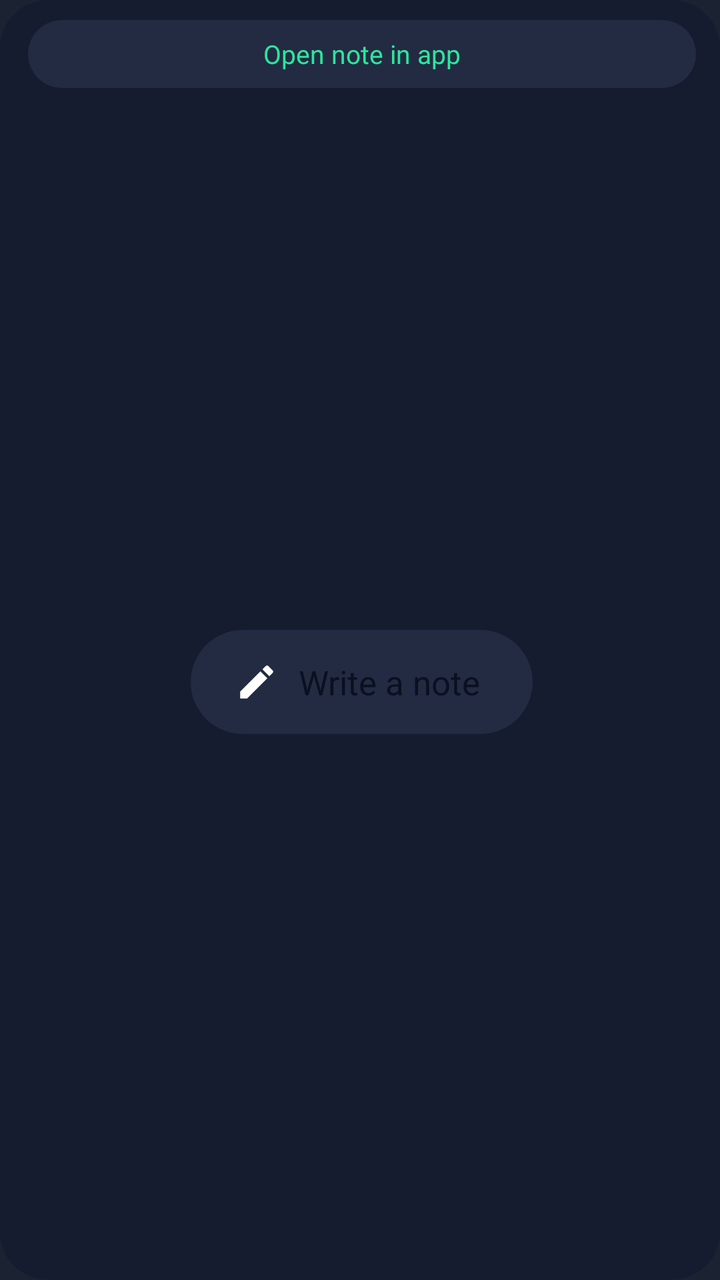
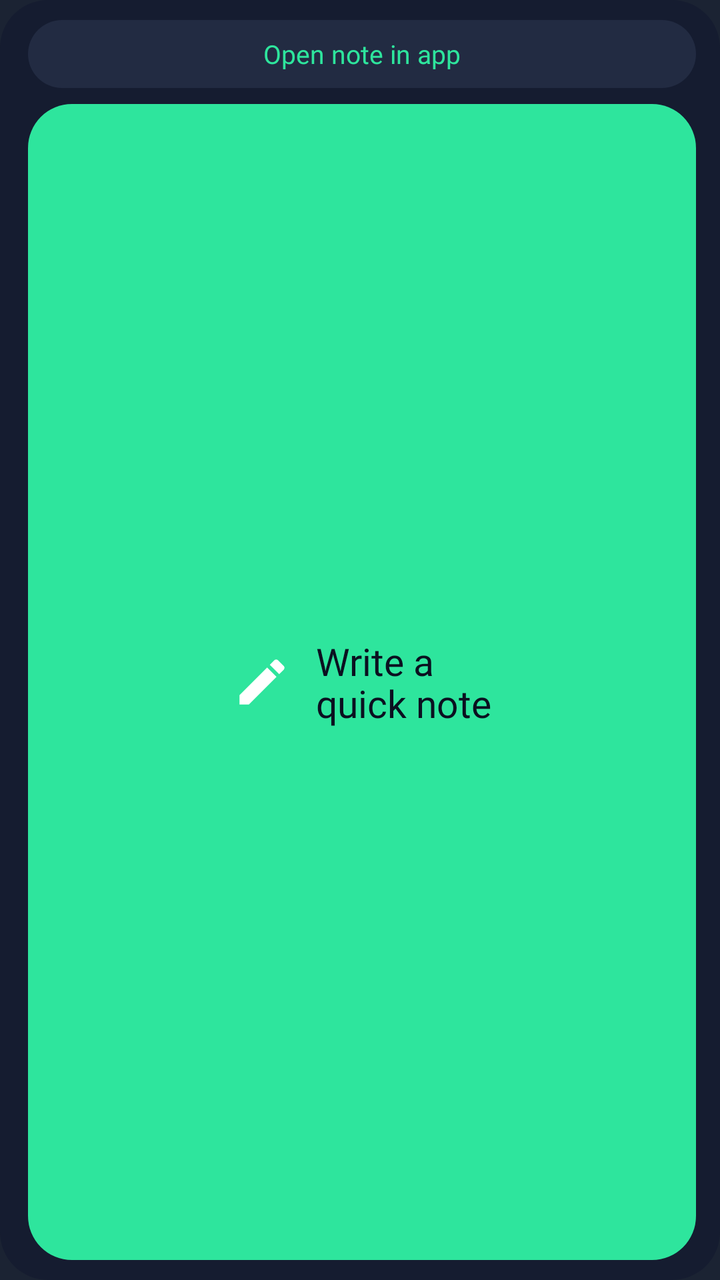

Screens rendered from an Android XML layout before and after an edit, with the pre-edit source and the edit as a unified diff.
<!-- AndroidManifest.xml: application theme Theme.Reminders -->
<!-- res/layout/widget_note.xml -->
<LinearLayout xmlns:android="http://schemas.android.com/apk/res/android"
    android:id="@+id/root" android:layout_width="match_parent" android:layout_height="match_parent"
    android:orientation="vertical" android:background="@drawable/widget_bg"
    android:paddingStart="14dp" android:paddingEnd="12dp" android:paddingTop="10dp" android:paddingBottom="10dp">

    
    <TextView android:id="@+id/banner" android:layout_width="match_parent" android:layout_height="34dp"
        android:layout_marginBottom="8dp" android:background="@drawable/widget_pill" android:gravity="center"
        android:text="Open note in app" android:textColor="#FF2EE59D" android:textSize="13sp"
        android:fontFamily="@font/outfit_semibold" />

    
    <FrameLayout android:id="@+id/write_area" android:layout_width="match_parent" android:layout_height="0dp"
        android:layout_weight="1">
        <LinearLayout android:id="@+id/write" android:layout_width="wrap_content" android:layout_height="52dp"
            android:layout_gravity="center" android:orientation="horizontal" android:gravity="center_vertical"
            android:background="@drawable/widget_pill" android:paddingStart="22dp" android:paddingEnd="26dp">
            <ImageView android:id="@+id/write_icon" android:layout_width="22dp" android:layout_height="22dp"
                android:src="@drawable/ic_edit" android:contentDescription="@null" />
            <TextView android:id="@+id/write_text" android:layout_width="wrap_content" android:layout_height="wrap_content"
                android:paddingStart="10dp" android:text="Write a note" android:textColor="#FF0B1020" android:textSize="17sp"
                android:fontFamily="@font/outfit_extrabold" />
        </LinearLayout>
    </FrameLayout>
</LinearLayout>
<!-- resources referenced by this layout -->
<resources>
  <!-- drawable ic_edit (drawable) -->
  <vector xmlns:android="http://schemas.android.com/apk/res/android"
      android:width="24dp" android:height="24dp"
      android:viewportWidth="24" android:viewportHeight="24">
      <path android:fillColor="#FFFFFFFF" android:pathData="M3,17.25V21h3.75L17.81,9.94l-3.75,-3.75L3,17.25zM20.71,7.04c0.39,-0.39 0.39,-1.02 0,-1.41l-2.34,-2.34c-0.39,-0.39 -1.02,-0.39 -1.41,0l-1.83,1.83 3.75,3.75 1.83,-1.83z" />
  </vector>
  <!-- drawable widget_bg (drawable) -->
  <shape xmlns:android="http://schemas.android.com/apk/res/android" android:shape="rectangle">
      <solid android:color="#FF151C30" />
      <corners android:radius="24dp" />
  </shape>
  <!-- drawable widget_pill (drawable) -->
  <shape xmlns:android="http://schemas.android.com/apk/res/android" android:shape="rectangle">
      <solid android:color="#FF222B42" />
      <corners android:radius="100dp" />
  </shape>
  <style name="Theme.Reminders" parent="android:Theme.Material.NoActionBar">
          <item name="android:windowBackground">@color/launcher_bg</item>
      </style>
  <color name="launcher_bg">#FF1B2333</color>
</resources>

<!-- the commit's change to res/layout/widget_note.xml (unified diff, before → after) -->
@@ -12,14 +12,14 @@
     
     <FrameLayout android:id="@+id/write_area" android:layout_width="match_parent" android:layout_height="0dp"
         android:layout_weight="1">
-        <LinearLayout android:id="@+id/write" android:layout_width="wrap_content" android:layout_height="52dp"
-            android:layout_gravity="center" android:orientation="horizontal" android:gravity="center_vertical"
-            android:background="@drawable/widget_pill" android:paddingStart="22dp" android:paddingEnd="26dp">
-            <ImageView android:id="@+id/write_icon" android:layout_width="22dp" android:layout_height="22dp"
+        <LinearLayout android:id="@+id/write" android:layout_width="match_parent" android:layout_height="match_parent"
+            android:orientation="horizontal" android:gravity="center"
+            android:background="@drawable/widget_button" android:paddingStart="16dp" android:paddingEnd="16dp">
+            <ImageView android:id="@+id/write_icon" android:layout_width="30dp" android:layout_height="30dp"
                 android:src="@drawable/ic_edit" android:contentDescription="@null" />
             <TextView android:id="@+id/write_text" android:layout_width="wrap_content" android:layout_height="wrap_content"
-                android:paddingStart="10dp" android:text="Write a note" android:textColor="#FF0B1020" android:textSize="17sp"
-                android:fontFamily="@font/outfit_extrabold" />
+                android:paddingStart="12dp" android:text="Write a\nquick note" android:textColor="#FF0B1020" android:textSize="19sp"
+                android:lineSpacingMultiplier="0.95" android:fontFamily="@font/outfit_extrabold" />
         </LinearLayout>
     </FrameLayout>
 </LinearLayout>
<!-- resource entries referenced after the edit -->
@@ -11,6 +11,11 @@
       <solid android:color="#FF151C30" />
       <corners android:radius="24dp" />
   </shape>
+  <!-- drawable widget_button (drawable) -->
+  <shape xmlns:android="http://schemas.android.com/apk/res/android" android:shape="rectangle">
+      <solid android:color="#FF2EE59D" />
+      <corners android:radius="22dp" />
+  </shape>
   <!-- drawable widget_pill (drawable) -->
   <shape xmlns:android="http://schemas.android.com/apk/res/android" android:shape="rectangle">
       <solid android:color="#FF222B42" />
